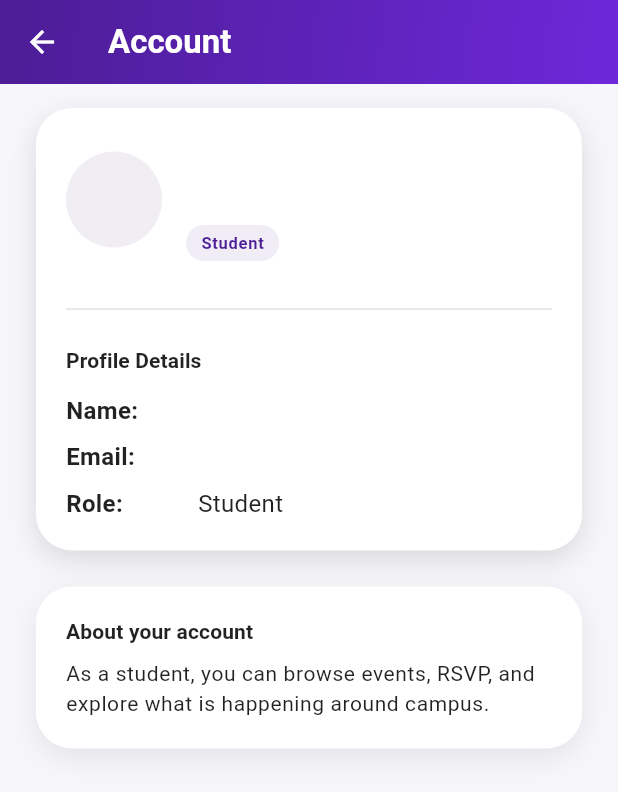
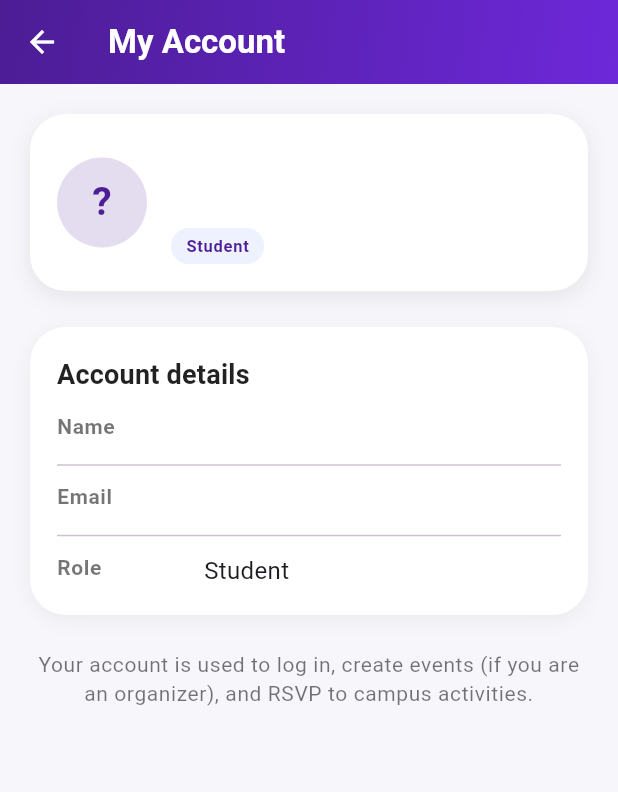
Before and after one commit to hestifanos/eventsBookApp, a Flutter app: the screen it shows once a user with an empty profile is signed in, after a tap on the "person outline" icon, on a phone screen of 412 x 824 dp. Shown: the top 792 px of the screen. Run offline on Flutter 3.47's test engine with Material 3 defaults, Android fonts, the light colour scheme and no system bars; our stand-ins replace cloud_firestore, firebase_auth, firebase_core, firebase_storage, flutter_local_notifications, google_maps_flutter and 3 more; accounts and stored records are empty.

Commit message:
update 2 camera

```diff
--- a/lib/screens/account_page.dart
+++ b/lib/screens/account_page.dart
@@ -1,40 +1,39 @@
+// lib/screens/account_page.dart
 import 'package:flutter/material.dart';
+
 import '../models/app_user.dart';
 
 class AccountPage extends StatelessWidget {
   final AppUser user;
 
-  const AccountPage({super.key, required this.user});
+  const AccountPage({
+    super.key,
+    required this.user,
+  });
+
+  String _roleLabel(String role) {
+    switch (role) {
+      case 'organizer':
+        return 'Event organizer';
+      case 'student':
+      default:
+        return 'Student';
+    }
+  }
 
   @override
   Widget build(BuildContext context) {
     final theme = Theme.of(context);
 
-    final initials =
-    (user.displayName?.trim().isNotEmpty == true ? user.displayName : user.email)
-        ?.trim()
-        .split(' ')
-        .map((e) => e.isNotEmpty ? e[0] : '')
-        .take(2)
-        .join()
-        .toUpperCase();
-
-    final roleLabel = user.role == 'organizer' ? 'Event organizer' : 'Student';
-
     return Scaffold(
-      // AppBar gives us a **real back button** that always calls Navigator.pop()
       appBar: AppBar(
-        automaticallyImplyLeading: true, // shows back arrow when it can pop
-        title: const Text('Account'),
+        title: const Text('My Account'),
         foregroundColor: Colors.white,
         elevation: 0,
         flexibleSpace: Container(
           decoration: const BoxDecoration(
             gradient: LinearGradient(
-              colors: [
-                Color(0xFF4C1D95),
-                Color(0xFF6D28D9),
-              ],
+              colors: [Color(0xFF4C1D95), Color(0xFF6D28D9)],
               begin: Alignment.topLeft,
               end: Alignment.bottomRight,
             ),
@@ -42,42 +41,36 @@ class AccountPage extends StatelessWidget {
         ),
       ),
       backgroundColor: const Color(0xFFF7F7FB),
-      body: SafeArea(
-        top: false, // app bar already respects the status bar
-        child: SingleChildScrollView(
-          padding: const EdgeInsets.symmetric(horizontal: 24, vertical: 16),
+      body: SingleChildScrollView(
+        padding: const EdgeInsets.all(20),
         child: Column(
           children: [
-              // 🔹 Profile card
+            // Top card with avatar & basic info
             Container(
               width: double.infinity,
-                padding: const EdgeInsets.all(20),
+              padding: const EdgeInsets.all(18),
               decoration: BoxDecoration(
                 color: Colors.white,
                 borderRadius: BorderRadius.circular(24),
                 boxShadow: [
                   BoxShadow(
-                      color: Colors.black.withOpacity(0.12),
-                      blurRadius: 16,
-                      offset: const Offset(0, 6),
+                    color: Colors.black.withOpacity(0.08),
+                    blurRadius: 12,
+                    offset: const Offset(0, 4),
                   ),
                 ],
               ),
-                child: Column(
-                  crossAxisAlignment: CrossAxisAlignment.start,
-                  children: [
-                    Row(
+              child: Row(
                 children: [
                   CircleAvatar(
-                          radius: 32,
-                          backgroundColor:
-                          theme.colorScheme.primary.withOpacity(0.1),
+                    radius: 30,
+                    backgroundColor: const Color(0xFF4C1D95).withOpacity(0.15),
                     child: Text(
-                            initials ?? '?',
-                            style: TextStyle(
-                              fontSize: 22,
+                      _initialForUser(user),
+                      style: const TextStyle(
+                        fontSize: 26,
                         fontWeight: FontWeight.bold,
-                              color: theme.colorScheme.primary,
+                        color: Color(0xFF4C1D95),
                       ),
                     ),
                   ),
@@ -96,21 +89,21 @@ class AccountPage extends StatelessWidget {
                         Text(
                           user.email,
                           style: theme.textTheme.bodySmall?.copyWith(
-                                  color: Colors.black87,
+                            color: Colors.black54,
                           ),
-                                overflow: TextOverflow.ellipsis,
                         ),
                         const SizedBox(height: 8),
                         Container(
                           padding: const EdgeInsets.symmetric(
-                                    horizontal: 10, vertical: 4),
+                            horizontal: 10,
+                            vertical: 4,
+                          ),
                           decoration: BoxDecoration(
-                                  color: const Color(0xFF4C1D95)
-                                      .withOpacity(0.08),
+                            color: const Color(0xFFEEF2FF),
                             borderRadius: BorderRadius.circular(12),
                           ),
                           child: Text(
-                                  roleLabel,
+                            _roleLabel(user.role),
                             style: theme.textTheme.labelSmall?.copyWith(
                               color: const Color(0xFF4C1D95),
                               fontWeight: FontWeight.w600,
@@ -122,30 +115,48 @@ class AccountPage extends StatelessWidget {
                   ),
                 ],
               ),
+            ),
+
             const SizedBox(height: 24),
-                    Divider(color: Colors.grey.withOpacity(0.3)),
-                    const SizedBox(height: 16),
+
+            // Info section
+            Container(
+              width: double.infinity,
+              padding: const EdgeInsets.all(18),
+              decoration: BoxDecoration(
+                color: Colors.white,
+                borderRadius: BorderRadius.circular(24),
+                boxShadow: [
+                  BoxShadow(
+                    color: Colors.black.withOpacity(0.05),
+                    blurRadius: 10,
+                    offset: const Offset(0, 3),
+                  ),
+                ],
+              ),
+              child: Column(
+                crossAxisAlignment: CrossAxisAlignment.start,
+                children: [
                   Text(
-                      'Profile Details',
-                      style: theme.textTheme.titleSmall?.copyWith(
-                        fontWeight: FontWeight.w600,
-                        color: Colors.black87,
+                    'Account details',
+                    style: theme.textTheme.titleMedium?.copyWith(
+                      fontWeight: FontWeight.w700,
                     ),
                   ),
                   const SizedBox(height: 12),
-                    _DetailRow(
+                  _InfoRow(
                     label: 'Name',
                     value: user.displayName ?? 'Not set',
                   ),
-                    const SizedBox(height: 8),
-                    _DetailRow(
+                  const Divider(height: 24),
+                  _InfoRow(
                     label: 'Email',
                     value: user.email,
                   ),
-                    const SizedBox(height: 8),
-                    _DetailRow(
+                  const Divider(height: 24),
+                  _InfoRow(
                     label: 'Role',
-                      value: roleLabel,
+                    value: _roleLabel(user.role),
                   ),
                 ],
               ),
@@ -153,57 +164,39 @@ class AccountPage extends StatelessWidget {
 
             const SizedBox(height: 24),
 
-              // 🔹 About card
-              Container(
-                width: double.infinity,
-                padding: const EdgeInsets.all(20),
-                decoration: BoxDecoration(
-                  color: Colors.white,
-                  borderRadius: BorderRadius.circular(24),
-                  boxShadow: [
-                    BoxShadow(
-                      color: Colors.black.withOpacity(0.08),
-                      blurRadius: 16,
-                      offset: const Offset(0, 6),
-                    ),
-                  ],
-                ),
-                child: Column(
-                  crossAxisAlignment: CrossAxisAlignment.start,
-                  children: [
+            // Small note
             Text(
-                      'About your account',
-                      style: theme.textTheme.titleSmall?.copyWith(
-                        fontWeight: FontWeight.w600,
-                        color: Colors.black87,
-                      ),
-                    ),
-                    const SizedBox(height: 8),
-                    Text(
-                      user.role == 'organizer'
-                          ? 'As an organizer, you can create and manage events, see attendance, and connect students with campus life.'
-                          : 'As a student, you can browse events, RSVP, and explore what is happening around campus.',
+              'Your account is used to log in, create events (if you are an organizer), '
+                  'and RSVP to campus activities.',
+              textAlign: TextAlign.center,
               style: theme.textTheme.bodySmall?.copyWith(
-                        color: Colors.black87,
-                        height: 1.4,
+                color: Colors.black54,
               ),
             ),
           ],
         ),
       ),
-            ],
-          ),
-        ),
-      ),
     );
+  }
+
+  String _initialForUser(AppUser user) {
+    final source = (user.displayName != null &&
+        user.displayName!.trim().isNotEmpty)
+        ? user.displayName!.trim()
+        : user.email.trim();
+    if (source.isEmpty) return '?';
+    return source[0].toUpperCase();
   }
 }
 
-class _DetailRow extends StatelessWidget {
+class _InfoRow extends StatelessWidget {
   final String label;
   final String value;
 
-  const _DetailRow({required this.label, required this.value});
+  const _InfoRow({
+    required this.label,
+    required this.value,
+  });
 
   @override
   Widget build(BuildContext context) {
@@ -212,12 +205,12 @@ class _DetailRow extends StatelessWidget {
       crossAxisAlignment: CrossAxisAlignment.start,
       children: [
         SizedBox(
-          width: 80,
+          width: 90,
           child: Text(
-            '$label:',
-            style: theme.textTheme.bodyMedium?.copyWith(
+            label,
+            style: theme.textTheme.bodySmall?.copyWith(
+              color: Colors.black54,
               fontWeight: FontWeight.w600,
-              color: Colors.black87,
             ),
           ),
         ),
@@ -225,9 +218,7 @@ class _DetailRow extends StatelessWidget {
         Expanded(
           child: Text(
             value,
-            style: theme.textTheme.bodyMedium?.copyWith(
-              color: Colors.black87,
-            ),
+            style: theme.textTheme.bodyMedium,
           ),
         ),
       ],
```
Also changed, not shown: lib/screens/create_event_page.dart (+49 -22 lines), lib/screens/event_detail_page.dart (+13 -9 lines), lib/screens/home_page.dart (+9 -11 lines), lib/services/event_service.dart (+34 -12 lines). Lines whose indentation alone changed are shown as unchanged.
